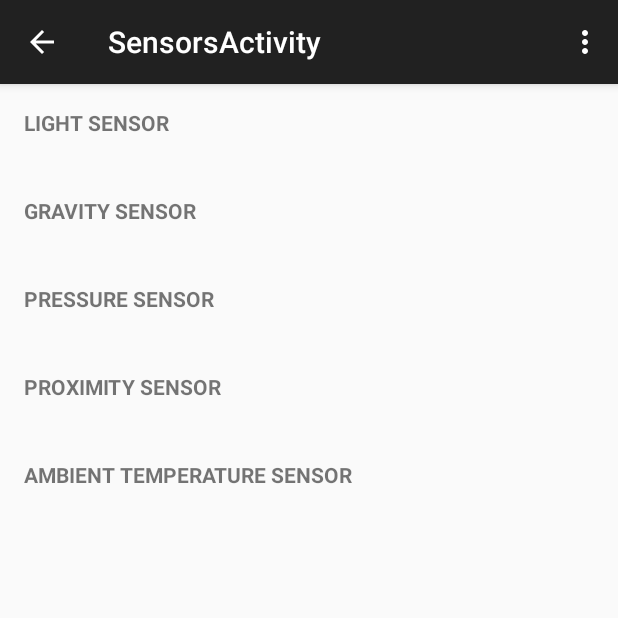
After one commit to spun/android-showcase, an Android app: the SensorsActivity screen opened directly, with no data from a screen before it, on a phone screen of 412 x 824 dp, the top half of it. The commit adds this screen. Run offline under Robolectric (Android 15) with nearby library versions, the phone set to English and light mode, and no system bars.

Commit message:
Añade una nueva actividad que muestra los valores de distintos sensores del dispositivo.

```diff
--- /dev/null
+++ b/app/src/main/java/com/example/spun/androidshowcase/SensorsActivity.java
@@ -0,0 +1,137 @@
+package com.example.spun.androidshowcase;
+
+import android.content.Context;
+import android.hardware.Sensor;
+import android.hardware.SensorEvent;
+import android.hardware.SensorEventListener;
+import android.hardware.SensorManager;
+import android.os.Bundle;
+import android.support.v7.app.AppCompatActivity;
+import android.view.Menu;
+import android.view.MenuItem;
+import android.widget.TextView;
+
+public class SensorsActivity extends AppCompatActivity implements SensorEventListener {
+
+    // TextViews
+    TextView mLightSensorTextView;
+    TextView mGravitySensorTextView;
+    TextView mPressureSensorTextView;
+    TextView mProximitySensorTextView;
+    TextView mAmbientTemperatureSensorTextView;
+    private SensorManager mSensorManager;
+    // Sensors
+    private Sensor mLightSensor;
+    private Sensor mGravitySensor;
+    private Sensor mPressureSensor;
+    private Sensor mProximitySensor;
+    private Sensor mAmbientTemperatureSensor;
+
+    @Override
+    protected void onCreate(Bundle savedInstanceState) {
+        super.onCreate(savedInstanceState);
+        setContentView(R.layout.activity_sensors);
+
+        mSensorManager = (SensorManager) getSystemService(Context.SENSOR_SERVICE);
+        // Sensors
+        mLightSensor = mSensorManager.getDefaultSensor(Sensor.TYPE_LIGHT);
+        mGravitySensor = mSensorManager.getDefaultSensor(Sensor.TYPE_GRAVITY);
+        mPressureSensor = mSensorManager.getDefaultSensor(Sensor.TYPE_PRESSURE);
+        mProximitySensor = mSensorManager.getDefaultSensor(Sensor.TYPE_PROXIMITY);
+        mAmbientTemperatureSensor = mSensorManager.getDefaultSensor(Sensor.TYPE_AMBIENT_TEMPERATURE);
+        // TextViews
+        mLightSensorTextView = (TextView) findViewById(R.id.light_sensor_textview);
+        mGravitySensorTextView = (TextView) findViewById(R.id.gravity_sensor_textview);
+        mPressureSensorTextView = (TextView) findViewById(R.id.pressure_sensor_textview);
+        mProximitySensorTextView = (TextView) findViewById(R.id.proximity_sensor_textview);
+        mAmbientTemperatureSensorTextView = (TextView) findViewById(R.id.ambient_temperature_sensor_textview);
+    }
+
+    @Override
+    protected void onResume() {
+        super.onResume();
+
+        if (mLightSensor != null) {
+            mSensorManager.registerListener(this, mLightSensor, SensorManager.SENSOR_DELAY_NORMAL);
+        }
+
+        if (mGravitySensor != null) {
+            mSensorManager.registerListener(this, mGravitySensor, SensorManager.SENSOR_DELAY_NORMAL);
+        }
+
+        if (mPressureSensor != null) {
+            mSensorManager.registerListener(this, mPressureSensor, SensorManager.SENSOR_DELAY_NORMAL);
+        }
+
+        if (mProximitySensor != null) {
+            mSensorManager.registerListener(this, mProximitySensor, SensorManager.SENSOR_DELAY_NORMAL);
+        }
+
+        if (mAmbientTemperatureSensor != null) {
+            mSensorManager.registerListener(this, mAmbientTemperatureSensor, SensorManager.SENSOR_DELAY_NORMAL);
+        }
+    }
+
+
+    @Override
+    public void onSensorChanged(SensorEvent event) {
+
+        Sensor sensor = event.sensor;
+        if (sensor.getType() == Sensor.TYPE_LIGHT) {
+            float lux = event.values[0];
+            mLightSensorTextView.setText(String.valueOf(lux));
+
+        } else if (sensor.getType() == Sensor.TYPE_GRAVITY) {
+            float axisX = event.values[0];
+            float axisY = event.values[1];
+            float axisZ = event.values[2];
+            String output = String.valueOf(axisX) + " | " + String.valueOf(axisY) + " | " + String.valueOf(axisZ);
+            mGravitySensorTextView.setText(output);
+
+        } else if (sensor.getType() == Sensor.TYPE_PRESSURE) {
+            float millibar = event.values[0];
+            mPressureSensorTextView.setText(String.valueOf(millibar));
+
+        } else if (sensor.getType() == Sensor.TYPE_PROXIMITY) {
+            float cm = event.values[0];
+            mProximitySensorTextView.setText(String.valueOf(cm));
+
+        } else if (sensor.getType() == Sensor.TYPE_AMBIENT_TEMPERATURE) {
+            float celsius = event.values[0];
+            mAmbientTemperatureSensorTextView.setText(String.valueOf(celsius));
+        }
+    }
+
+    @Override
+    public void onAccuracyChanged(Sensor sensor, int accuracy) {
+        // Si la precisión cambia.
+    }
+
+    @Override
+    protected void onPause() {
+        super.onPause();
+        mSensorManager.unregisterListener(this);
+    }
+
+    @Override
+    public boolean onCreateOptionsMenu(Menu menu) {
+        // Inflate the menu; this adds items to the action bar if it is present.
+        getMenuInflater().inflate(R.menu.menu_sensors, menu);
+        return true;
+    }
+
+    @Override
+    public boolean onOptionsItemSelected(MenuItem item) {
+        // Handle action bar item clicks here. The action bar will
+        // automatically handle clicks on the Home/Up button, so long
+        // as you specify a parent activity in AndroidManifest.xml.
+        int id = item.getItemId();
+
+        //noinspection SimplifiableIfStatement
+        if (id == R.id.action_settings) {
+            return true;
+        }
+
+        return super.onOptionsItemSelected(item);
+    }
+}
--- /dev/null
+++ b/app/src/main/res/layout/activity_sensors.xml
@@ -0,0 +1,88 @@
+<ScrollView xmlns:android="http://schemas.android.com/apk/res/android"
+    android:layout_width="match_parent"
+    android:layout_height="match_parent">
+
+    <LinearLayout xmlns:android="http://schemas.android.com/apk/res/android"
+        xmlns:tools="http://schemas.android.com/tools"
+        android:layout_width="match_parent"
+        android:layout_height="match_parent"
+        android:orientation="vertical"
+        android:paddingBottom="@dimen/activity_vertical_margin"
+        android:paddingLeft="@dimen/activity_horizontal_margin"
+        android:paddingRight="@dimen/activity_horizontal_margin"
+        android:paddingTop="@dimen/activity_vertical_margin"
+        tools:context="com.example.spun.androidshowcase.SensorsActivity">
+
+        <!-- LIGHT SENSOR -->
+        <TextView
+            android:layout_width="wrap_content"
+            android:layout_height="wrap_content"
+            android:text="@string/light_sensor_section"
+            android:textAllCaps="true"
+            android:textStyle="bold" />
+
+        <TextView
+            android:id="@+id/light_sensor_textview"
+            android:layout_width="wrap_content"
+            android:layout_height="wrap_content"
+            android:layout_margin="10dp" />
+
+        <!-- GRAVITY SENSOR -->
+        <TextView
+            android:layout_width="wrap_content"
+            android:layout_height="wrap_content"
+            android:text="@string/gravity_sensor_section"
+            android:textAllCaps="true"
+            android:textStyle="bold" />
+
+        <TextView
+            android:id="@+id/gravity_sensor_textview"
+            android:layout_width="wrap_content"
+            android:layout_height="wrap_content"
+            android:layout_margin="10dp" />
+
+        <!-- PRESSURE SENSOR -->
+        <TextView
+            android:layout_width="wrap_content"
+            android:layout_height="wrap_content"
+            android:text="@string/pressure_sensor_section"
+            android:textAllCaps="true"
+            android:textStyle="bold" />
+
+        <TextView
+            android:id="@+id/pressure_sensor_textview"
+            android:layout_width="wrap_content"
+            android:layout_height="wrap_content"
+            android:layout_margin="10dp" />
+
+        <!-- PROXIMITY SENSOR -->
+        <TextView
+            android:layout_width="wrap_content"
+            android:layout_height="wrap_content"
+            android:text="@string/proximity_sensor_section"
+            android:textAllCaps="true"
+            android:textStyle="bold" />
+
+        <TextView
+            android:id="@+id/proximity_sensor_textview"
+            android:layout_width="wrap_content"
+            android:layout_height="wrap_content"
+            android:layout_margin="10dp" />
+
+        <!-- AMBIENT TEMPERATURE SENSOR -->
+        <TextView
+            android:layout_width="wrap_content"
+            android:layout_height="wrap_content"
+            android:text="@string/ambient_tempertature_section"
+            android:textAllCaps="true"
+            android:textStyle="bold" />
+
+        <TextView
+            android:id="@+id/ambient_temperature_sensor_textview"
+            android:layout_width="wrap_content"
+            android:layout_height="wrap_content"
+            android:layout_margin="10dp" />
+
+    </LinearLayout>
+
+</ScrollView>
--- /dev/null
+++ b/app/src/main/res/menu/menu_sensors.xml
@@ -0,0 +1,7 @@
+<menu xmlns:android="http://schemas.android.com/apk/res/android"
+    xmlns:app="http://schemas.android.com/apk/res-auto"
+    xmlns:tools="http://schemas.android.com/tools"
+    tools:context="com.example.spun.androidshowcase.SensorsActivity">
+    <item android:id="@+id/action_settings" android:title="@string/action_settings"
+        android:orderInCategory="100" app:showAsAction="never" />
+</menu>
--- a/app/src/main/res/values/strings.xml
+++ b/app/src/main/res/values/strings.xml
@@ -8,4 +8,12 @@
     <!-- Palette Activity -->
     <string name="title_activity_palette">PaletteActivity</string>
     <string name="palette_gallery_button">Gallery</string>
+
+    <!-- Sensors Activity -->
+    <string name="title_activity_sensors">SensorsActivity</string>
+    <string name="light_sensor_section">Light sensor</string>
+    <string name="gravity_sensor_section">Gravity sensor</string>
+    <string name="pressure_sensor_section">Pressure sensor</string>
+    <string name="proximity_sensor_section">Proximity sensor</string>
+    <string name="ambient_tempertature_section">Ambient temperature sensor</string>
 </resources>
```
Also changed, not shown: app/src/main/AndroidManifest.xml (+8 -0 lines), app/src/main/java/com/example/spun/androidshowcase/MainActivity.java (+16 -7 lines).
